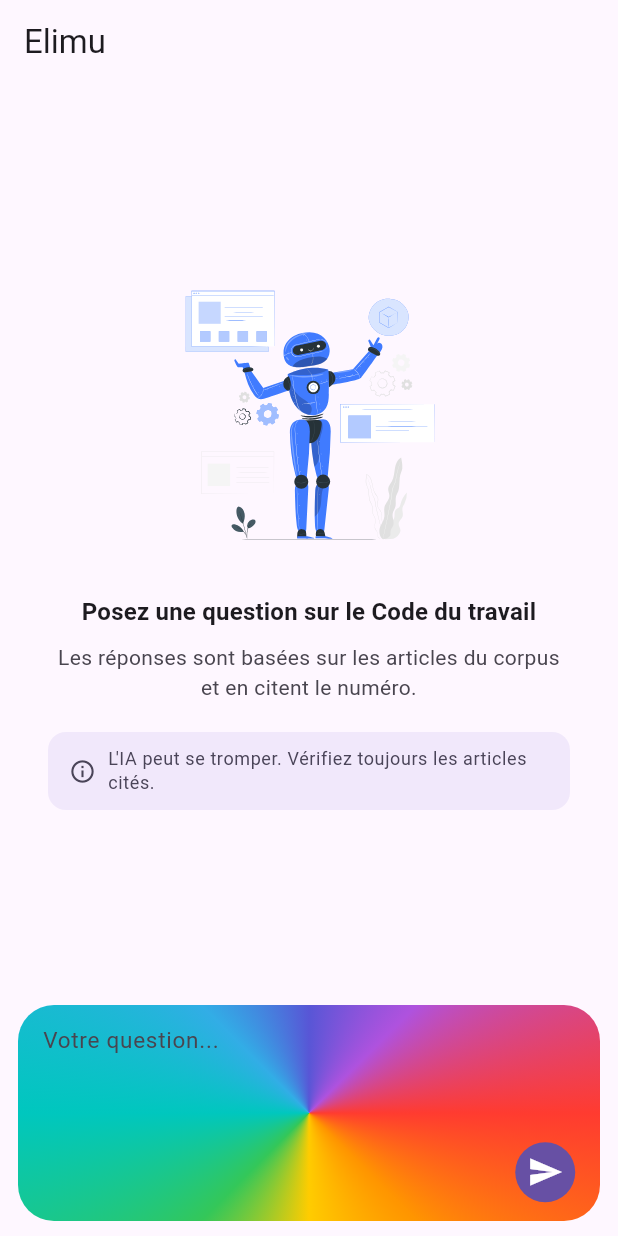
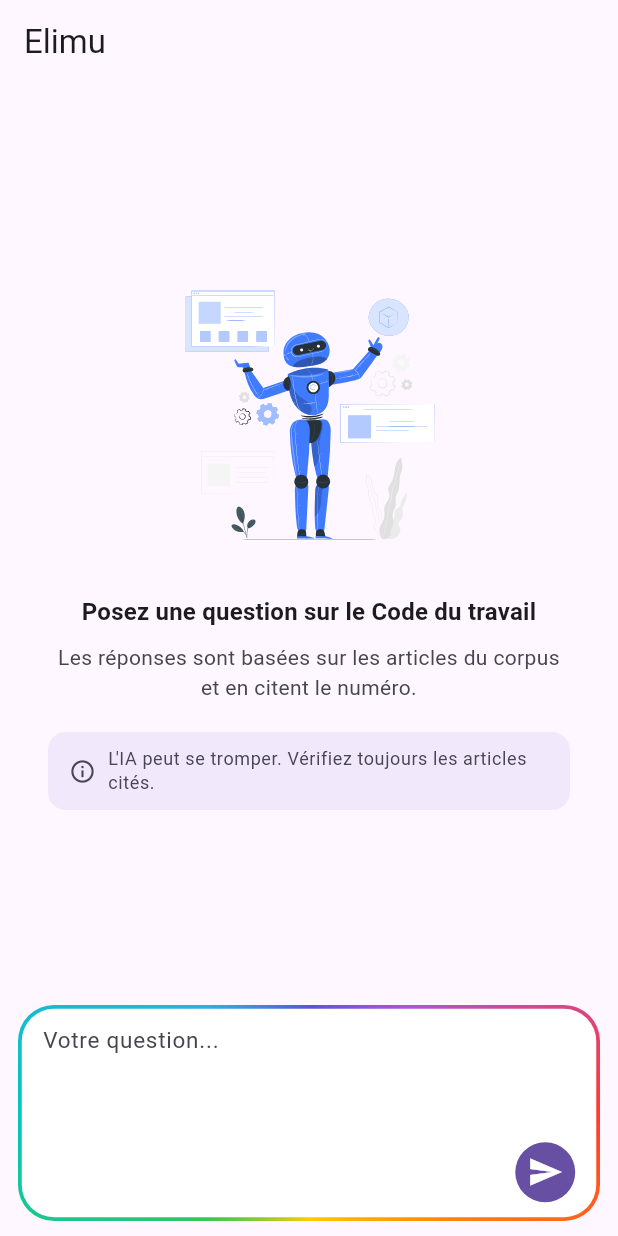
Before and after one commit to oseeshogun/work_code, a Flutter app: the ChatScreen screen opened by its route, on a phone screen of 412 x 824 dp. Run offline on Flutter 3.47's test engine with Material 3 defaults, Android fonts, the phone set to English and light mode, and no system bars; drawn by our look-alikes of upgrader; our stand-ins replace adaptive_dialog, diacritic, drift, firebase_analytics, firebase_core, firebase_crashlytics and 14 more; missing offline and left inert: flutter_deepseek, fuzzy, markdown_widget, sqlite3, string_extensions; accounts and stored records are empty; generated files the repository leaves out were written again.

Commit message:
feat: Refactor chat screen layout for improved readability and maintainability

```diff
--- a/lib/presentation/screens/chat_screen.dart
+++ b/lib/presentation/screens/chat_screen.dart
@@ -61,16 +61,14 @@ class ChatScreen extends HookConsumerWidget {
 
     return Scaffold(
       appBar: AppBar(title: const Text('Elimu')),
-      body:
-          isLimitReached
+      body: isLimitReached
           ? const SessionLimitView()
           : Column(
               children: [
                 Expanded(
                   child: AnimatedSwitcher(
                     duration: const Duration(milliseconds: 250),
-                      child:
-                          showEmptyState
+                    child: showEmptyState
                         ? const ChatEmptyState(key: ValueKey('empty'))
                         : ListView.builder(
                             key: const ValueKey('list'),
@@ -106,7 +104,7 @@ class ChatScreen extends HookConsumerWidget {
                     padding: const EdgeInsets.fromLTRB(12, 4, 12, 10),
                     child: RainbowBorder(
                       animate: chatState.isLoading,
-                        backgroundColor: Colors.transparent,
+                      backgroundColor: Colors.white,
                       radius: 24,
                       child: Padding(
                         padding: const EdgeInsets.fromLTRB(14, 10, 10, 6),
@@ -130,8 +128,7 @@ class ChatScreen extends HookConsumerWidget {
                             AnimatedSwitcher(
                               duration: const Duration(milliseconds: 200),
                               transitionBuilder: (child, animation) => ScaleTransition(scale: animation, child: child),
-                                child:
-                                    chatState.isLoading
+                              child: chatState.isLoading
                                   ? const Padding(
                                       key: ValueKey('sending'),
                                       padding: EdgeInsets.all(10),
```
Lines whose indentation alone changed are shown as unchanged.
